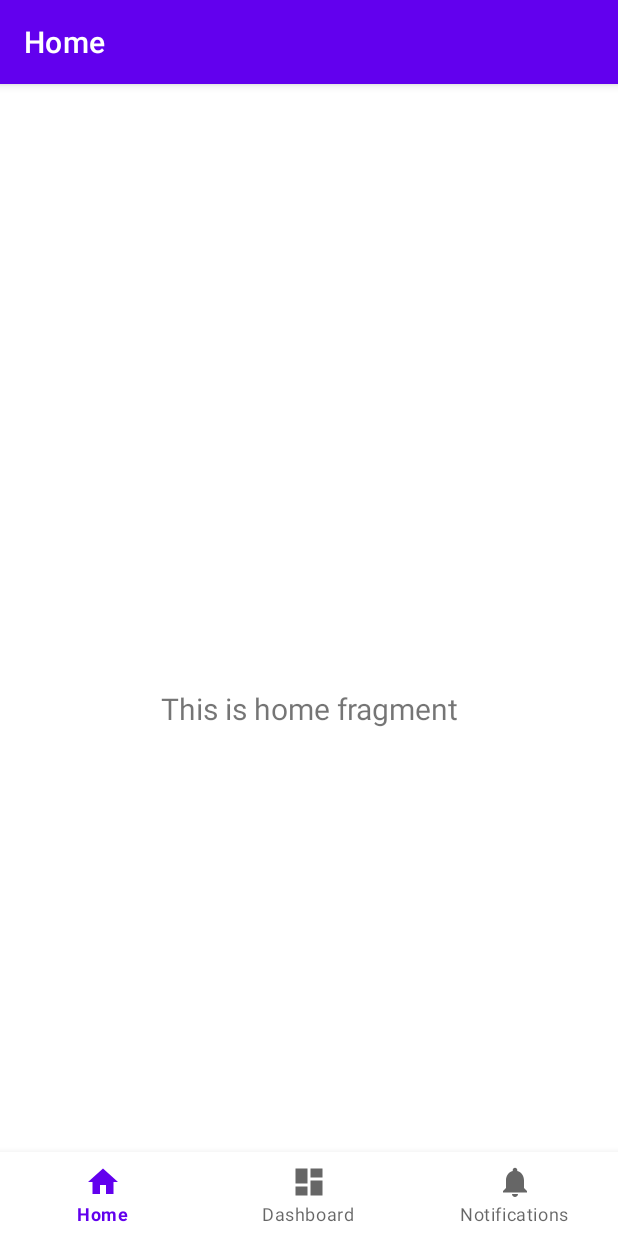
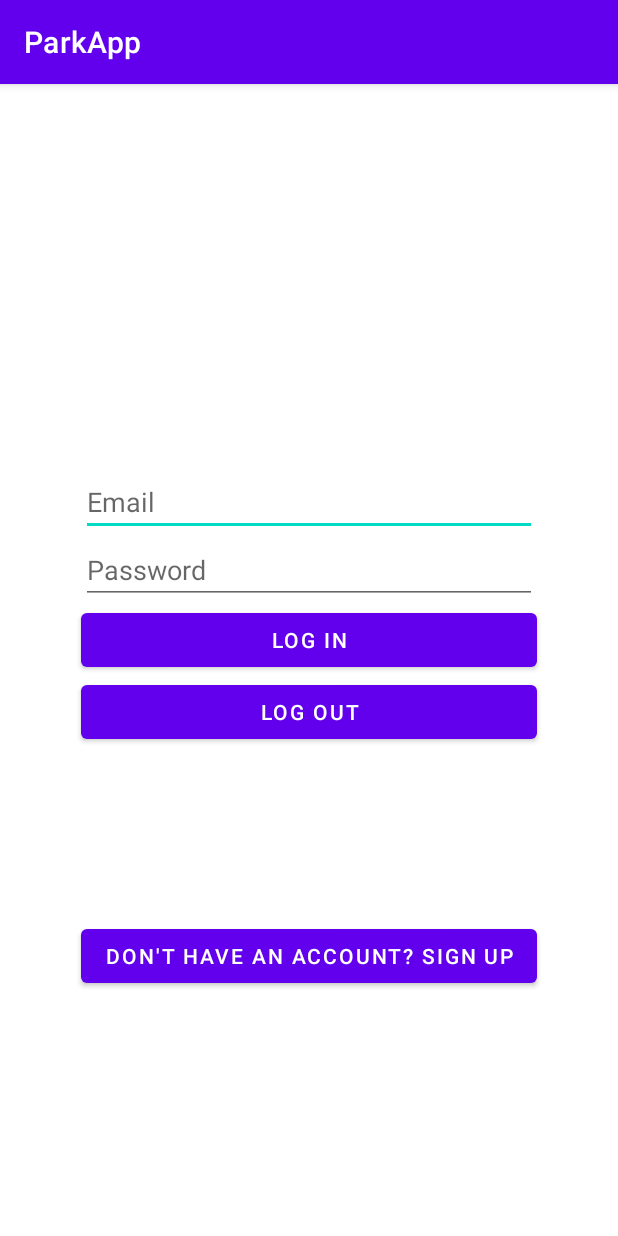
Before and after one commit to EzeCasella/parkapp-android, an Android app: the screen it shows after launch (MainActivity before the commit, LoginSignupActivity after it), on a phone screen of 412 x 824 dp. Run offline under Robolectric (Android 15) with nearby library versions, the phone set to English and light mode, and no system bars; our stand-ins replace Firebase (no records; nobody signed in at launch, a user with empty details on screens opened directly).

Commit message:
Agregando login con firebase auth email/pass, y pantalla de signup

```diff
--- a/app/build.gradle
+++ b/app/build.gradle
@@ -45,4 +45,7 @@ dependencies {
     androidTestImplementation 'androidx.test.espresso:espresso-core:3.2.0'
 
     implementation platform('com.google.firebase:firebase-bom:26.7.0')
+    // Declare the dependency for the Firebase Authentication library
+    // When using the BoM, you don't specify versions in Firebase library dependencies
+    implementation 'com.google.firebase:firebase-auth'
 }
--- /dev/null
+++ b/app/src/main/java/com/probit/parkapp/LoginSignupActivity.java
@@ -0,0 +1,105 @@
+package com.probit.parkapp;
+
+import android.content.Intent;
+import android.os.Bundle;
+
+import com.google.android.gms.tasks.OnCompleteListener;
+import com.google.android.gms.tasks.Task;
+
+import androidx.annotation.NonNull;
+import androidx.appcompat.app.AppCompatActivity;
+import androidx.appcompat.widget.Toolbar;
+
+import android.util.Log;
+import android.widget.Toast;
+
+import com.google.firebase.auth.AuthResult;
+import com.google.firebase.auth.FirebaseAuth;
+import com.google.firebase.auth.FirebaseUser;
+
+public class LoginSignupActivity extends AppCompatActivity {
+
+    private static final String TAG = "LoginSignupActivity";
+    private FirebaseAuth mAuth;
+
+    @Override
+    protected void onCreate(Bundle savedInstanceState) {
+        super.onCreate(savedInstanceState);
+
+        mAuth = FirebaseAuth.getInstance();
+
+        setContentView(R.layout.activity_login_signup);
+        Toolbar toolbar = findViewById(R.id.toolbar);
+        setSupportActionBar(toolbar);
+
+
+    }
+
+    public void login(String email, String pass) {
+        mAuth.signInWithEmailAndPassword(email, pass).addOnCompleteListener(this, new OnCompleteListener<AuthResult>() {
+            @Override
+            public void onComplete(@NonNull Task<AuthResult> task) {
+                if (task.isSuccessful()) {
+                    Log.d(TAG, "loginEmailAndPass:success");
+                    FirebaseUser user = mAuth.getCurrentUser();
+//                                    updateUI(user);
+                    Log.i(TAG, user.getEmail());
+                    userLoggedIn();
+                } else {
+                    // If sign in fails, display a message to the user.
+                    Log.w(TAG, "loginEmailAndPass:failure", task.getException());
+                    Toast.makeText(LoginSignupActivity.this, "Authentication failed.",
+                            Toast.LENGTH_SHORT).show();
+                }
+            }
+        });
+    }
+
+    public void signup(String email, String pass) {
+        mAuth.createUserWithEmailAndPassword(
+                email,
+                pass)
+                .addOnCompleteListener(this, new OnCompleteListener<AuthResult>() {
+                    @Override
+                    public void onComplete(@NonNull Task<AuthResult> task) {
+                        if (task.isSuccessful()) {
+                            // Sign in success, update UI with the signed-in user's information
+                            Log.d(TAG, "createUserWithEmail:success");
+                            FirebaseUser user = mAuth.getCurrentUser();
+                            Log.i(TAG, user.getEmail());
+                            userLoggedIn();
+                        } else {
+                            // If sign in fails, display a message to the user.
+                            Log.w(TAG, "createUserWithEmail:failure", task.getException());
+                            Toast.makeText(LoginSignupActivity.this, "Authentication failed.",
+                                    Toast.LENGTH_SHORT).show();
+                        }
+                    }
+                });
+    }
+
+    @Override
+    public void onStart() {
+        super.onStart();
+        // Check if user is signed in (non-null) and update UI accordingly.
+        FirebaseUser currentUser = mAuth.getCurrentUser();
+        if(currentUser != null){
+            Toast.makeText(LoginSignupActivity.this, currentUser.getEmail(),
+                    Toast.LENGTH_SHORT).show();
+            userLoggedIn();
+        } else {
+            Toast.makeText(LoginSignupActivity.this, "NO LOGUEADO",
+                    Toast.LENGTH_SHORT).show();
+        }
+    }
+
+    private void userLoggedIn() {
+        Intent intent = new Intent(this, MainActivity.class);
+        intent.setFlags(Intent.FLAG_ACTIVITY_NEW_TASK | Intent.FLAG_ACTIVITY_CLEAR_TASK);
+        startActivity(intent);
+    }
+
+    public void signOut(){
+        mAuth.signOut();
+    }
+}
--- /dev/null
+++ b/app/src/main/java/com/probit/parkapp/ui/LoginFragment.java
@@ -0,0 +1,67 @@
+package com.probit.parkapp.ui;
+
+import android.os.Bundle;
+import android.util.Log;
+import android.view.LayoutInflater;
+import android.view.View;
+import android.view.ViewGroup;
+import android.widget.Button;
+import android.widget.EditText;
+
+import androidx.annotation.NonNull;
+import androidx.fragment.app.Fragment;
+import androidx.navigation.fragment.NavHostFragment;
+
+import com.probit.parkapp.LoginSignupActivity;
+import com.probit.parkapp.R;
+
+public class LoginFragment extends Fragment {
+
+    EditText userEmail;
+    EditText userPass;
+
+    @Override
+    public View onCreateView(
+            LayoutInflater inflater, ViewGroup container,
+            Bundle savedInstanceState
+    ) {
+        // Inflate the layout for this fragment
+        View view = inflater.inflate(R.layout.fragment_login, container, false);
+
+        userEmail = (EditText) view.findViewById(R.id.login_user_email);
+        userPass = (EditText) view.findViewById(R.id.login_user_password);
+
+        return view;
+    }
+
+    public void onViewCreated(@NonNull View view, Bundle savedInstanceState) {
+        super.onViewCreated(view, savedInstanceState);
+
+        view.findViewById(R.id.button_first).setOnClickListener(new View.OnClickListener() {
+            @Override
+            public void onClick(View view) {
+                NavHostFragment.findNavController(LoginFragment.this)
+                        .navigate(R.id.action_LoginFragment_to_SignupFragment);
+            }
+        });
+
+        Button signinButton = view.findViewById(R.id.login_button);
+        signinButton.setOnClickListener(new View.OnClickListener() {
+            @Override
+            public void onClick(View view) {
+                // Deberia validar los campos antes de mandar, y despues mandar
+
+                ((LoginSignupActivity)getActivity()).login(userEmail.getText().toString(),userPass.getText().toString());
+
+            }
+        });
+
+        Button signOutButton = view.findViewById(R.id.sign_out_button);
+        signOutButton.setOnClickListener(new View.OnClickListener() {
+            @Override
+            public void onClick(View view) {
+                ((LoginSignupActivity)getActivity()).signOut();
+            }
+        });
+    }
+}
--- /dev/null
+++ b/app/src/main/res/layout/activity_login_signup.xml
@@ -0,0 +1,39 @@
+<?xml version="1.0" encoding="utf-8"?>
+<androidx.constraintlayout.widget.ConstraintLayout xmlns:android="http://schemas.android.com/apk/res/android"
+    xmlns:app="http://schemas.android.com/apk/res-auto"
+    xmlns:tools="http://schemas.android.com/tools"
+    android:layout_width="match_parent"
+    android:layout_height="match_parent"
+    tools:context=".LoginSignupActivity">
+
+    <com.google.android.material.appbar.AppBarLayout
+        android:id="@+id/login_signup_appbar"
+        android:layout_width="match_parent"
+        android:layout_height="wrap_content"
+        android:theme="@style/Theme.ParkApp.AppBarOverlay"
+        app:layout_constraintEnd_toEndOf="parent"
+        app:layout_constraintStart_toStartOf="parent"
+        app:layout_constraintTop_toTopOf="parent">
+
+        <androidx.appcompat.widget.Toolbar
+            android:id="@+id/toolbar"
+            android:layout_width="match_parent"
+            android:layout_height="?attr/actionBarSize"
+            android:background="?attr/colorPrimary"
+            app:popupTheme="@style/Theme.ParkApp.PopupOverlay" />
+
+    </com.google.android.material.appbar.AppBarLayout>
+
+    <fragment
+        android:id="@+id/nav_host_fragment"
+        android:name="androidx.navigation.fragment.NavHostFragment"
+        android:layout_width="match_parent"
+        android:layout_height="0dp"
+        app:defaultNavHost="true"
+        app:layout_constraintBottom_toBottomOf="parent"
+        app:layout_constraintLeft_toLeftOf="parent"
+        app:layout_constraintRight_toRightOf="parent"
+        app:layout_constraintTop_toBottomOf="@id/login_signup_appbar"
+        app:navGraph="@navigation/nav_graph" />
+
+</androidx.constraintlayout.widget.ConstraintLayout>
--- /dev/null
+++ b/app/src/main/res/layout/fragment_login.xml
@@ -0,0 +1,55 @@
+<?xml version="1.0" encoding="utf-8"?>
+<androidx.constraintlayout.widget.ConstraintLayout xmlns:android="http://schemas.android.com/apk/res/android"
+    xmlns:app="http://schemas.android.com/apk/res-auto"
+    xmlns:tools="http://schemas.android.com/tools"
+    android:layout_width="match_parent"
+    android:layout_height="match_parent">
+
+    <EditText
+        android:id="@+id/login_user_email"
+        android:layout_width="0dp"
+        android:layout_height="wrap_content"
+        android:hint="@string/email"
+        app:layout_constraintBottom_toTopOf="@id/button_first"
+        app:layout_constraintEnd_toEndOf="@id/button_first"
+        app:layout_constraintStart_toStartOf="@id/button_first"
+        app:layout_constraintTop_toTopOf="parent" />
+
+    <EditText
+        android:id="@+id/login_user_password"
+        android:layout_width="0dp"
+        android:layout_height="wrap_content"
+        android:hint="@string/password"
+        android:inputType="textPassword"
+        app:layout_constraintEnd_toEndOf="@id/button_first"
+        app:layout_constraintStart_toStartOf="@id/button_first"
+        app:layout_constraintTop_toBottomOf="@id/login_user_email" />
+
+    <Button
+        android:id="@+id/login_button"
+        android:layout_width="0dp"
+        android:layout_height="wrap_content"
+        android:text="@string/log_in"
+        app:layout_constraintEnd_toEndOf="@id/button_first"
+        app:layout_constraintStart_toStartOf="@id/button_first"
+        app:layout_constraintTop_toBottomOf="@id/login_user_password" />
+
+    <Button
+        android:id="@+id/sign_out_button"
+        android:layout_width="0dp"
+        android:layout_height="wrap_content"
+        android:text="@string/log_out"
+        app:layout_constraintEnd_toEndOf="@id/button_first"
+        app:layout_constraintStart_toStartOf="@id/button_first"
+        app:layout_constraintTop_toBottomOf="@id/login_button" />
+
+    <Button
+        android:id="@+id/button_first"
+        android:layout_width="wrap_content"
+        android:layout_height="wrap_content"
+        android:text="@string/dont_have_account"
+        app:layout_constraintBottom_toBottomOf="parent"
+        app:layout_constraintEnd_toEndOf="parent"
+        app:layout_constraintStart_toStartOf="parent"
+        app:layout_constraintTop_toBottomOf="@id/login_button" />
+</androidx.constraintlayout.widget.ConstraintLayout>
--- /dev/null
+++ b/app/src/main/res/navigation/nav_graph.xml
@@ -0,0 +1,32 @@
+<?xml version="1.0" encoding="utf-8"?>
+<navigation xmlns:android="http://schemas.android.com/apk/res/android"
+    xmlns:app="http://schemas.android.com/apk/res-auto"
+    xmlns:tools="http://schemas.android.com/tools"
+    android:id="@+id/nav_graph"
+    app:startDestination="@id/LoginFragment">
+
+    <fragment
+        android:id="@+id/LoginFragment"
+        android:name="com.probit.parkapp.ui.LoginFragment"
+        android:label="@string/first_fragment_label"
+        tools:layout="@layout/fragment_login">
+
+        <action
+            android:id="@+id/action_LoginFragment_to_SignupFragment"
+            app:destination="@id/SignupFragment"
+            app:enterAnim="@anim/slide_in_right"
+            app:exitAnim="@anim/slide_out_left"
+            app:popEnterAnim="@anim/slide_in_left"
+            app:popExitAnim="@anim/slide_out_right" />
+    </fragment>
+    <fragment
+        android:id="@+id/SignupFragment"
+        android:name="com.probit.parkapp.ui.SignupFragment"
+        android:label="@string/second_fragment_label"
+        tools:layout="@layout/fragment_signup">
+
+        <action
+            android:id="@+id/action_SignupFragment_to_LoginFragment"
+            app:destination="@id/LoginFragment" />
+    </fragment>
+</navigation>
--- a/app/src/main/res/values/dimens.xml
+++ b/app/src/main/res/values/dimens.xml
@@ -1,5 +1,3 @@
 <resources>
     <!-- Default screen margins, per the Android Design guidelines. -->
-    <dimen name="activity_horizontal_margin">16dp</dimen>
-    <dimen name="activity_vertical_margin">16dp</dimen>
 </resources>
--- a/app/src/main/res/values/strings.xml
+++ b/app/src/main/res/values/strings.xml
@@ -3,4 +3,16 @@
     <string name="title_home">Home</string>
     <string name="title_dashboard">Dashboard</string>
     <string name="title_notifications">Notifications</string>
+    <string name="title_activity_login_signup">LoginSignupActivity</string>
+    <!-- Strings used for fragments for navigation -->
+    <string name="first_fragment_label">First Fragment</string>
+    <string name="second_fragment_label">Second Fragment</string>
+
+    <string name="email">Email</string>
+    <string name="password">Password</string>
+    <string name="sign_up">Sign up</string>
+    <string name="log_in">Log in</string>
+    <string name="log_out">Log out</string>
+    <string name="dont_have_account">Don\'t have an account? Sign up</string>
+    <string name="already_have_account">Already have an account? Log in</string>
 </resources>
--- a/app/src/main/res/values/themes.xml
+++ b/app/src/main/res/values/themes.xml
@@ -13,4 +13,13 @@
         <item name="android:statusBarColor" tools:targetApi="l">?attr/colorPrimaryVariant</item>
         <!-- Customize your theme here. -->
     </style>
+
+    <style name="Theme.ParkApp.NoActionBar">
+        <item name="windowActionBar">false</item>
+        <item name="windowNoTitle">true</item>
+    </style>
+
+    <style name="Theme.ParkApp.AppBarOverlay" parent="ThemeOverlay.AppCompat.Dark.ActionBar" />
+
+    <style name="Theme.ParkApp.PopupOverlay" parent="ThemeOverlay.AppCompat.Light" />
 </resources>
```
Also changed, not shown: app/src/main/AndroidManifest.xml (+7 -4 lines), app/src/main/java/com/probit/parkapp/ui/SignupFragment.java (added, +58 -0 lines), app/src/main/res/anim/slide_in_left.xml (added, +9 -0 lines), app/src/main/res/anim/slide_in_right.xml (added, +9 -0 lines), app/src/main/res/anim/slide_out_left.xml (added, +9 -0 lines), app/src/main/res/anim/slide_out_right.xml (added, +9 -0 lines), app/src/main/res/layout/fragment_signup.xml (added, +45 -0 lines).
